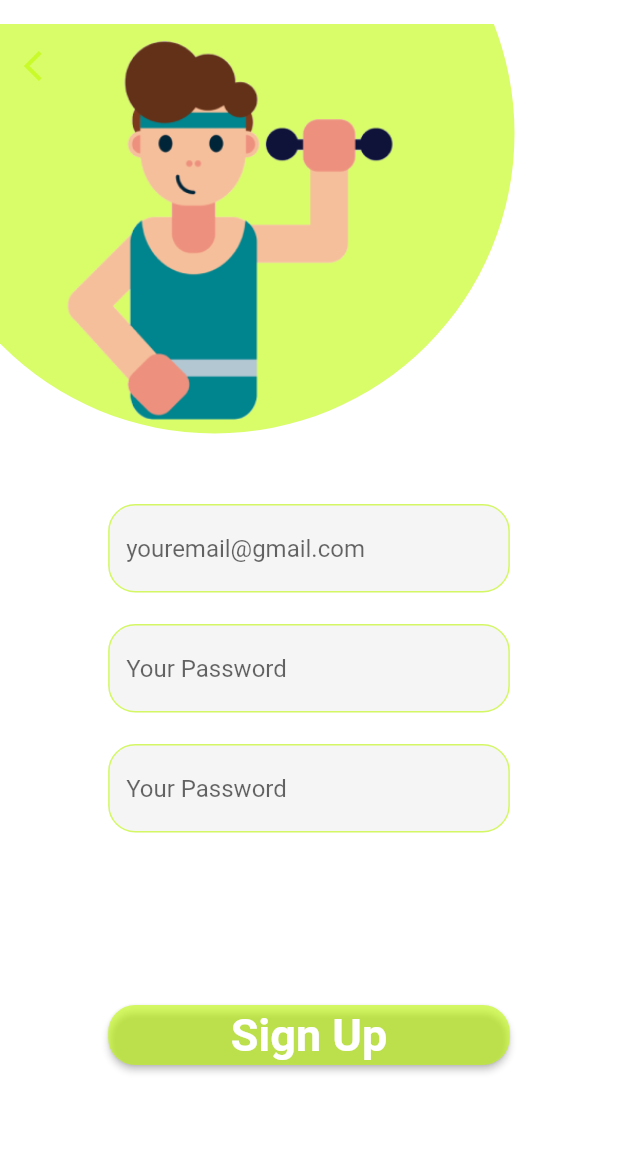
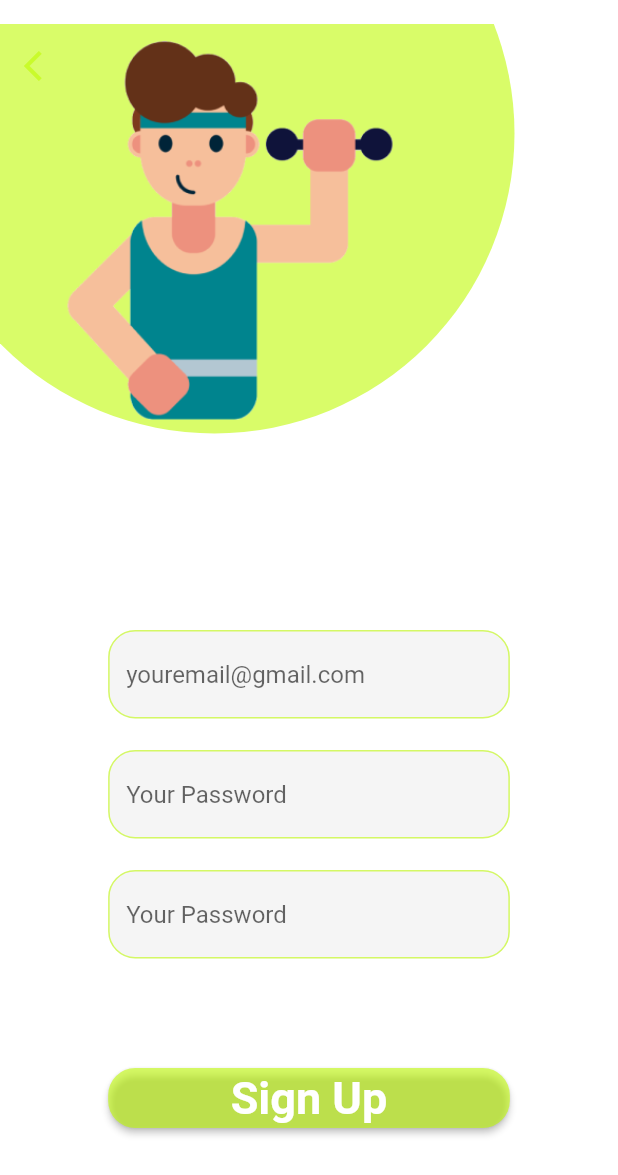
Before and after one commit to CyberExplosion/Nut_App, a Flutter app: the screen it shows after launch, after a tap on "Register", on a phone screen of 412 x 824 dp. Shown: the top 1175 px of the screen. Run offline on Flutter 3.47's test engine with Material 2 defaults, Android fonts, the phone set to English and light mode, and no system bars; our stand-ins replace firebase_auth, firebase_core, google_fonts; accounts and stored records are empty; network calls fail.

Commit message:
Change register.dart so that you don't have to scroll

```diff
--- a/nut_app_andrew/lib/landing.dart
+++ b/nut_app_andrew/lib/landing.dart
@@ -83,11 +83,9 @@ class BackLayer extends StatelessWidget {
       minimum: const EdgeInsets.only(top: constants.SAFEAREA_ALLINSETS),
       child: Scaffold(
         backgroundColor: kLoginBackground,
-        body: SingleChildScrollView(
-          child: Padding(
-            padding: const EdgeInsets.only(top: 172),
-            child: Center(
+        body: Center(
           child: Column(
+            mainAxisAlignment: MainAxisAlignment.center,
             children: [
               Image.asset(
                 'assets/gym_weight.png',
@@ -132,13 +130,8 @@ class BackLayer extends StatelessWidget {
               const SizedBox(
                 height: 55,
               ),
-                  // const SignInFederation(),  //! Add back later
-                  const SizedBox(
-                    height: 115,
-                  )
+              // const SignInFederation(), //! Add back later
             ],
-              ),
-            ),
           ),
         ),
       ),
--- a/nut_app_andrew/lib/register.dart
+++ b/nut_app_andrew/lib/register.dart
@@ -56,8 +56,7 @@ class _RegisterPageState extends State<RegisterPage> {
             hasScrollBody: false,
             child: Column(
               children: [
-                SizedBox(
-                  height: 320,
+                Flexible(
                   child: Stack(
                     //Stack need to be wrap in a container and the container needs to have define height
                     clipBehavior: Clip.antiAlias,
```
Lines whose indentation alone changed are shown as unchanged.
